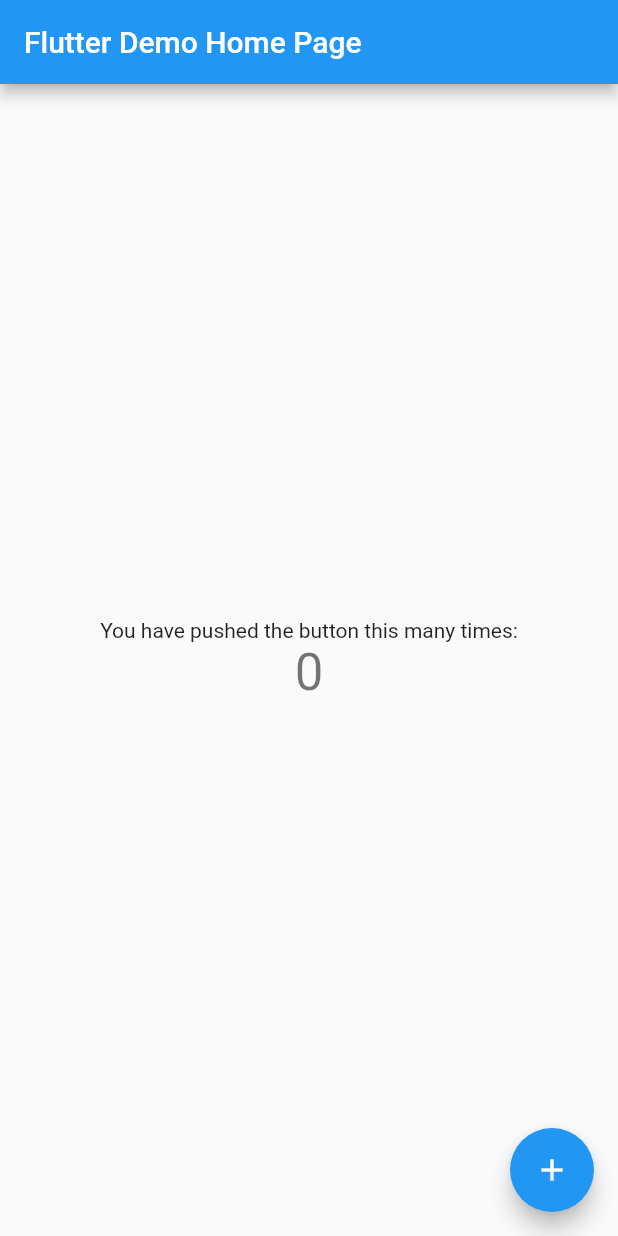
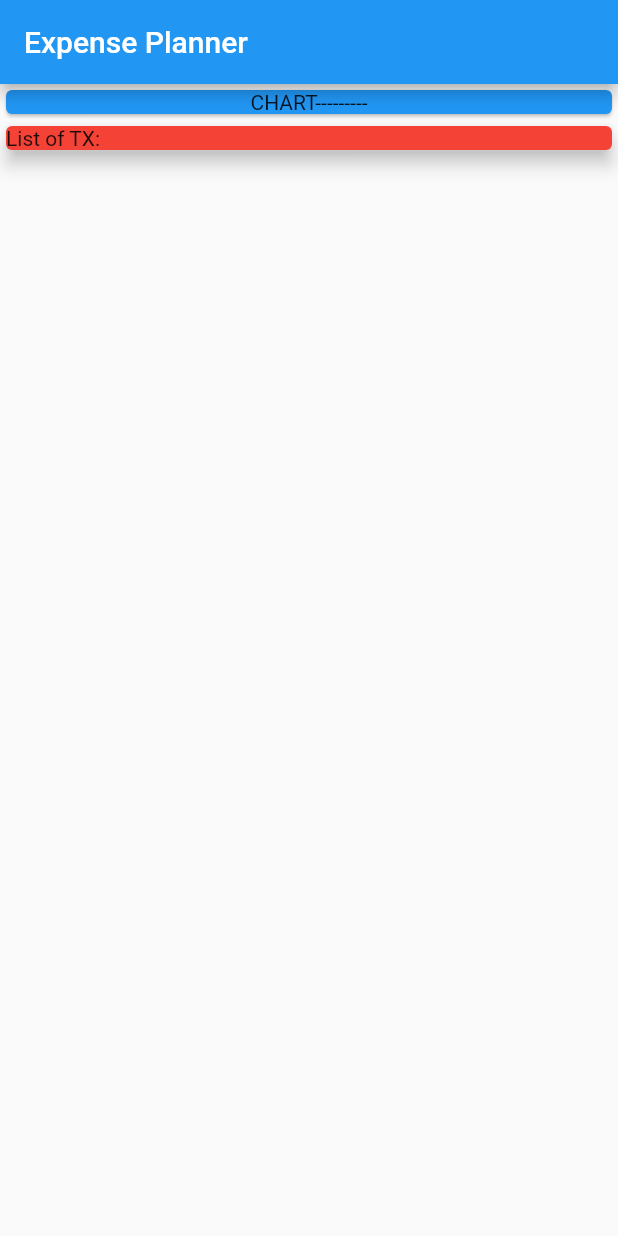
Before and after one commit to raupC/expense_planner, a Flutter app: the screen it shows after launch, on a phone screen of 412 x 824 dp. Run offline on Flutter 3.47's test engine with Material 2 defaults, Android fonts, the phone set to English and light mode, and no system bars.

Commit message:
initial wifget transcaction

```diff
--- a/lib/main.dart
+++ b/lib/main.dart
@@ -1,4 +1,7 @@
+// ignore_for_file: sort_child_properties_last, prefer_const_constructors
+
 import 'package:flutter/material.dart';
+import 'transaccion.dart';
 
 void main() {
   runApp(const MyApp());
@@ -7,109 +10,54 @@ void main() {
 class MyApp extends StatelessWidget {
   const MyApp({super.key});
 
-  // This widget is the root of your application.
   @override
   Widget build(BuildContext context) {
     return MaterialApp(
-      title: 'Flutter Demo',
+      title: 'ExpPlan',
       theme: ThemeData(
-        // This is the theme of your application.
-        //
-        // Try running your application with "flutter run". You'll see the
-        // application has a blue toolbar. Then, without quitting the app, try
-        // changing the primarySwatch below to Colors.green and then invoke
-        // "hot reload" (press "r" in the console where you ran "flutter run",
-        // or simply save your changes to "hot reload" in a Flutter IDE).
-        // Notice that the counter didn't reset back to zero; the application
-        // is not restarted.
         primarySwatch: Colors.blue,
       ),
-      home: const MyHomePage(title: 'Flutter Demo Home Page'),
+      home:  MyHomePage(title: 'Expense Planner'),
     );
   }
 }
 
-class MyHomePage extends StatefulWidget {
-  const MyHomePage({super.key, required this.title});
+class MyHomePage extends StatelessWidget {
+   MyHomePage({super.key, required this.title});
 
-  // This widget is the home page of your application. It is stateful, meaning
-  // that it has a State object (defined below) that contains fields that affect
-  // how it looks.
-
-  // This class is the configuration for the state. It holds the values (in this
-  // case the title) provided by the parent (in this case the App widget) and
-  // used by the build method of the State. Fields in a Widget subclass are
-  // always marked "final".
+  final List<Transaction> trasacctions = [];
 
   final String title;
 
   @override
-  State<MyHomePage> createState() => _MyHomePageState();
-}
-
-class _MyHomePageState extends State<MyHomePage> {
-  int _counter = 0;
-
-  void _incrementCounter() {
-    setState(() {
-      // This call to setState tells the Flutter framework that something has
-      // changed in this State, which causes it to rerun the build method below
-      // so that the display can reflect the updated values. If we changed
-      // _counter without calling setState(), then the build method would not be
-      // called again, and so nothing would appear to happen.
-      _counter++;
-    });
-  }
-
-  @override
   Widget build(BuildContext context) {
-    // This method is rerun every time setState is called, for instance as done
-    // by the _incrementCounter method above.
-    //
-    // The Flutter framework has been optimized to make rerunning build methods
-    // fast, so that you can just rebuild anything that needs updating rather
-    // than having to individually change instances of widgets.
     return Scaffold(
       appBar: AppBar(
-        // Here we take the value from the MyHomePage object that was created by
-        // the App.build method, and use it to set our appbar title.
-        title: Text(widget.title),
+        title: Text(title),
       ),
-      body: Center(
-        // Center is a layout widget. It takes a single child and positions it
-        // in the middle of the parent.
-        child: Column(
-          // Column is also a layout widget. It takes a list of children and
-          // arranges them vertically. By default, it sizes itself to fit its
-          // children horizontally, and tries to be as tall as its parent.
-          //
-          // Invoke "debug painting" (press "p" in the console, choose the
-          // "Toggle Debug Paint" action from the Flutter Inspector in Android
-          // Studio, or the "Toggle Debug Paint" command in Visual Studio Code)
-          // to see the wireframe for each widget.
-          //
-          // Column has various properties to control how it sizes itself and
-          // how it positions its children. Here we use mainAxisAlignment to
-          // center the children vertically; the main axis here is the vertical
-          // axis because Columns are vertical (the cross axis would be
-          // horizontal).
-          mainAxisAlignment: MainAxisAlignment.center,
-          children: <Widget>[
-            const Text(
-              'You have pushed the button this many times:',
+      body: Column(
+        crossAxisAlignment: CrossAxisAlignment.stretch,
+        children: <Widget>[
+          Container(
+            width: double.infinity,
+            child: Card(
+                color: Colors.blue,
+                // ignore: sized_box_for_whitespace
+                child: Text(
+                  "CHART---------",
+                  textAlign: TextAlign.center,
+                )),
+          ),
+          Container(
+            width: double.infinity,
+            child: Card(
+              color: Colors.red,
+              child: Text("List of TX: "),
+              elevation: 5,
             ),
-            Text(
-              '$_counter',
-              style: Theme.of(context).textTheme.headline4,
-            ),
-          ],
-        ),
+          )
+        ],
       ),
-      floatingActionButton: FloatingActionButton(
-        onPressed: _incrementCounter,
-        tooltip: 'Increment',
-        child: const Icon(Icons.add),
-      ), // This trailing comma makes auto-formatting nicer for build methods.
     );
   }
 }
--- /dev/null
+++ b/lib/transaccion.dart
@@ -0,0 +1,13 @@
+class Transaction {
+  final String id;
+  final String title;
+  final double amount;
+  final DateTime date;
+
+  Transaction({
+    required this.id,
+    required this.title,
+    required this.amount,
+    required this.date,
+  });
+}
```
